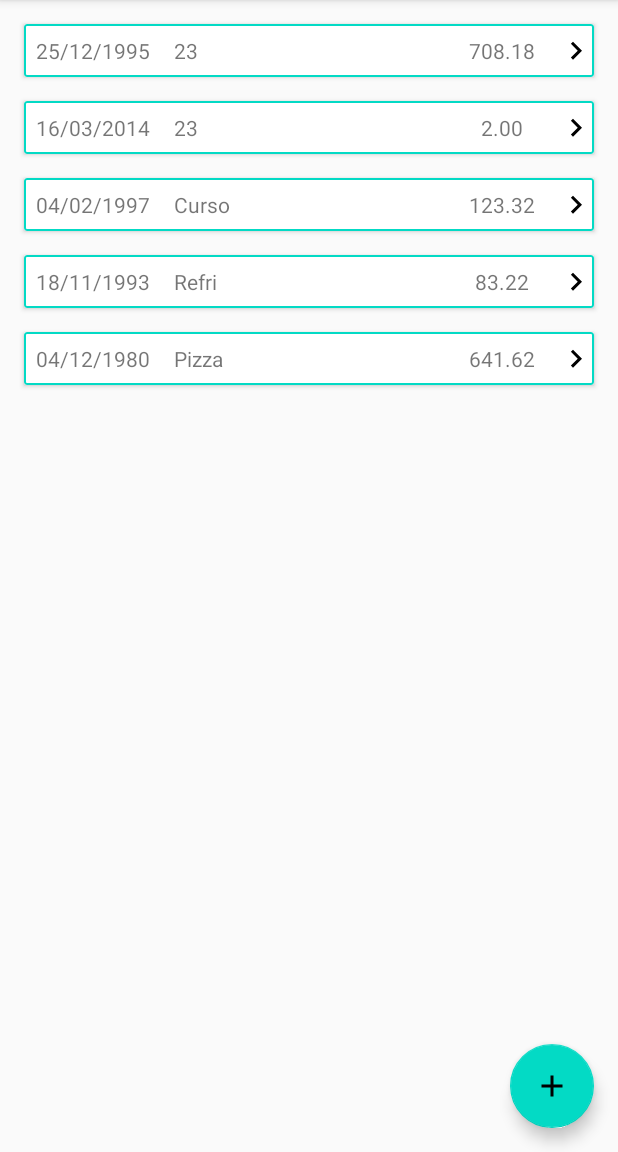
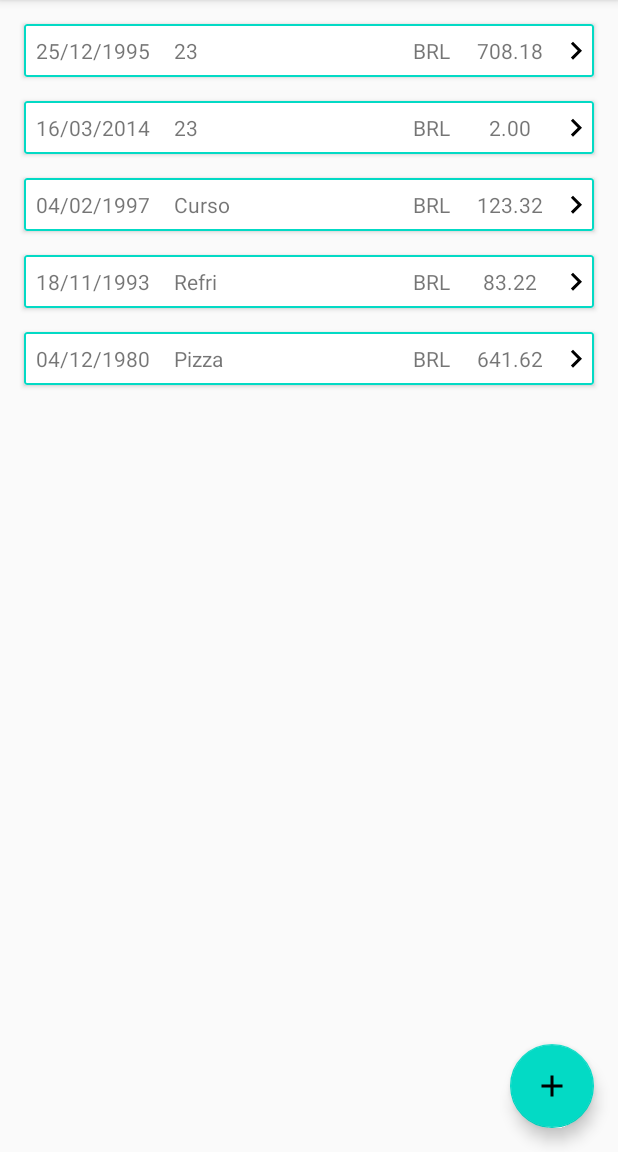
Before and after one commit to emerson-matos/android-finances, an Android app: the screen it shows after launch (ExpenseActivity), on a phone screen of 412 x 824 dp, the part 84-1236 px from its top. Run offline under Robolectric (Android 15) with nearby library versions, the phone set to English and light mode, and no system bars.

Commit message:
adding currency information

```diff
--- a/app/src/main/java/br/com/controle/financas/adapter/ExpenseAdapter.kt
+++ b/app/src/main/java/br/com/controle/financas/adapter/ExpenseAdapter.kt
@@ -45,6 +45,7 @@ class ExpenseAdapter(private val viewModel: ExpenseViewModel) :
                 expenseDate.text = SimpleDateFormat("dd/MM/yyyy", Locale("pt-BR")).format(item.date)
                 expenseName.text = item.name
                 expenseValue.text = String.format("%.2f", item.value)
+                expenseCurrency.text = item.currency.toString()
                 setOnClickListener {
                     Toast.makeText(this.context, "expense detail", Toast.LENGTH_LONG).show()
                     val intent = Intent(context, ExpenseActivity::class.java)
--- a/app/src/main/java/br/com/controle/financas/data/model/ExpenseData.kt
+++ b/app/src/main/java/br/com/controle/financas/data/model/ExpenseData.kt
@@ -5,11 +5,24 @@ import java.math.BigDecimal
 import java.util.*
 import kotlin.random.Random
 
-class ExpenseData(@SerializedName("expenseId") val id: Long = -1L,
-                  @SerializedName("name") val name: String = "23",
-                  @SerializedName("description") val description: String = "23",
-                  @SerializedName("trasactionDate") val date: Date = Date(Random.nextLong(0, System.currentTimeMillis())),
-                  @SerializedName("value") val value: BigDecimal = BigDecimal.valueOf(Random.nextDouble(0.0,1000.00)),
-                  @SerializedName("ownerId") val ownerId: Long = -1L,
-                  @SerializedName("accountId") val accountId: Long = -1L,
-                  @SerializedName("cardId") val cardId: Long = -1L)
+class ExpenseData(
+    @SerializedName("expenseId") val id: Long = -1L,
+    @SerializedName("name") val name: String = "23",
+    @SerializedName("description") val description: String = "23",
+    @SerializedName("transactionDate") val date: Date = Date(
+        Random.nextLong(
+            0,
+            System.currentTimeMillis()
+        )
+    ),
+    @SerializedName("currency") val currency: Currency = Currency.getInstance("BRL"),
+    @SerializedName("value") val value: BigDecimal = BigDecimal.valueOf(
+        Random.nextDouble(
+            0.0,
+            1000.00
+        )
+    ),
+    @SerializedName("ownerId") val ownerId: Long = -1L,
+    @SerializedName("accountId") val accountId: Long = -1L,
+    @SerializedName("cardId") val cardId: Long = -1L
+)
--- a/app/src/main/res/layout/item_list_expense.xml
+++ b/app/src/main/res/layout/item_list_expense.xml
@@ -21,12 +21,12 @@
             android:layout_marginStart="8dp"
             android:layout_marginEnd="8dp"
             android:text="TextView"
+            android:ellipsize="end"
             app:layout_constraintHorizontal_weight="3"
-            app:layout_constraintBottom_toBottomOf="@+id/expenseDate"
-            app:layout_constraintEnd_toStartOf="@+id/expenseValue"
+            app:layout_constraintEnd_toStartOf="@+id/expenseCurrency"
             app:layout_constraintStart_toEndOf="@+id/expenseDate"
-            app:layout_constraintTop_toTopOf="@+id/expenseDate"
-            android:ellipsize="end"
+            app:layout_constraintBottom_toBottomOf="parent"
+            app:layout_constraintTop_toTopOf="parent"
             tools:text="Pizza" />
 
         <TextView
@@ -39,10 +39,11 @@
             android:layout_marginBottom="8dp"
             android:text="TextView"
             android:textAlignment="center"
-            app:layout_constraintBottom_toBottomOf="parent"
+            app:layout_constraintHorizontal_bias="1.0"
+            app:layout_constraintStart_toStartOf="parent"
             app:layout_constraintEnd_toStartOf="@+id/expenseName"
-            app:layout_constraintStart_toStartOf="parent"
-            app:layout_constraintTop_toTopOf="parent"
+            app:layout_constraintTop_toTopOf="@+id/expenseName"
+            app:layout_constraintBottom_toBottomOf="@+id/expenseName"
             tools:text="11/02/2018" />
 
         <TextView
@@ -54,11 +55,27 @@
             android:text="TextView"
             android:textAlignment="center"
             app:layout_constraintHorizontal_weight="1"
+            app:layout_constraintEnd_toStartOf="@+id/detailExpenseButton"
+            app:layout_constraintStart_toEndOf="@+id/expenseCurrency"
             app:layout_constraintBottom_toBottomOf="@+id/expenseName"
-            app:layout_constraintEnd_toStartOf="@+id/detailExpenseButton"
+            app:layout_constraintTop_toTopOf="@+id/expenseName"
+            tools:text="11.12" />
+
+        <TextView
+            android:id="@+id/expenseCurrency"
+            android:layout_width="wrap_content"
+            android:layout_height="wrap_content"
+            android:layout_marginStart="8dp"
+            android:layout_marginEnd="8dp"
+            android:text="USD"
+            android:maxLength="3"
+            android:maxLines="1"
+            app:layout_constraintEnd_toStartOf="@+id/expenseValue"
             app:layout_constraintStart_toEndOf="@+id/expenseName"
+            app:layout_constraintBottom_toBottomOf="@+id/expenseName"
             app:layout_constraintTop_toTopOf="@+id/expenseName"
-            tools:text="R$ 11.12" />
+            android:ellipsize="end"
+            tools:text="USDD" />
 
         <androidx.appcompat.widget.AppCompatImageView
             android:id="@+id/detailExpenseButton"
@@ -66,10 +83,11 @@
             android:layout_height="wrap_content"
             app:srcCompat="@drawable/ic_keyboard_arrow_right_black_24dp"
             app:layout_constraintHorizontal_weight="1"
-            app:layout_constraintBottom_toBottomOf="@+id/expenseValue"
             app:layout_constraintEnd_toEndOf="parent"
             app:layout_constraintStart_toEndOf="@+id/expenseValue"
-            app:layout_constraintTop_toTopOf="@+id/expenseValue" />
+            app:layout_constraintBottom_toBottomOf="@+id/expenseName"
+            app:layout_constraintTop_toTopOf="@+id/expenseName" />
+
     </androidx.constraintlayout.widget.ConstraintLayout>
 
 </com.google.android.material.card.MaterialCardView>
```
Also changed, not shown: app/src/main/java/br/com/controle/financas/data/repository/expense/ExpenseRepositoryImpl.kt (+9 -2 lines).
